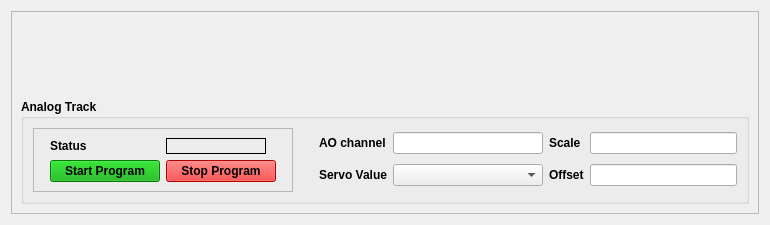
The window that widgets/aerotech_analog_track.ui (pcdshub/ecs-pydm-ui) describes before a commit, drawn with Qt 5.
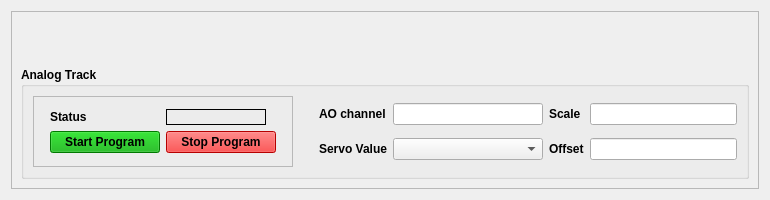
The same window after the commit. Custom widgets are drawn as their Qt base class.

Commit message: make analog track widget slightly more compact

What changed in the file:
```diff
--- a/widgets/aerotech_analog_track.ui
+++ b/widgets/aerotech_analog_track.ui
@@ -7,13 +7,13 @@
     <x>0</x>
     <y>0</y>
     <width>770</width>
-    <height>225</height>
+    <height>200</height>
    </rect>
   </property>
   <property name="minimumSize">
    <size>
     <width>770</width>
-    <height>225</height>
+    <height>200</height>
    </size>
   </property>
   <property name="windowTitle">
@@ -37,6 +37,12 @@
      <layout class="QVBoxLayout" name="verticalLayout_4">
       <item>
        <widget class="PyDMEmbeddedDisplay" name="PyDMEmbeddedDisplay">
+        <property name="maximumSize">
+         <size>
+          <width>16777215</width>
+          <height>40</height>
+         </size>
+        </property>
         <property name="toolTip">
          <string/>
         </property>
```
The commit also changes 1 other file.
